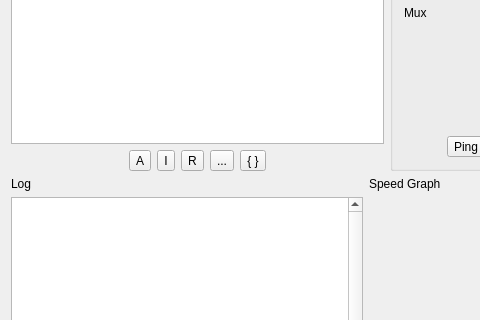
Before: the Qt Designer form src/ui/w_MainWindow.ui in darsvador/qvssr, drawn with Qt 5; both pictures show x 0 to 480 and y 144 to 464 of the 680 by 585 pixel window.
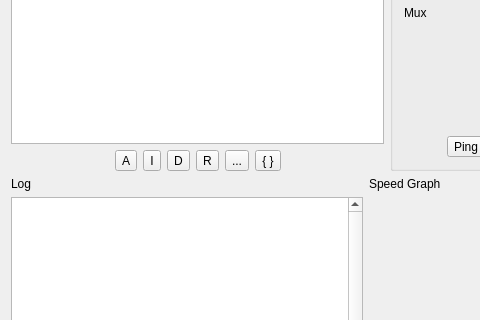
After: the same form once the commit is applied. Icons and pictures are not drawn.

Patch:
```diff
--- a/src/ui/w_MainWindow.ui
+++ b/src/ui/w_MainWindow.ui
@@ -214,6 +214,16 @@
           </property>
          </widget>
         </item>
+        <item>
+         <widget class="QToolButton" name="duplicateBtn">
+          <property name="toolTip">
+           <string>Duplicate connection</string>
+          </property>
+          <property name="text">
+           <string>D</string>
+          </property>
+         </widget>
+        </item>
         <item>
          <widget class="QToolButton" name="removeConfigButton">
           <property name="sizePolicy">
```
Left out of the diff: 11 changed lines with no effect on the pictures.
